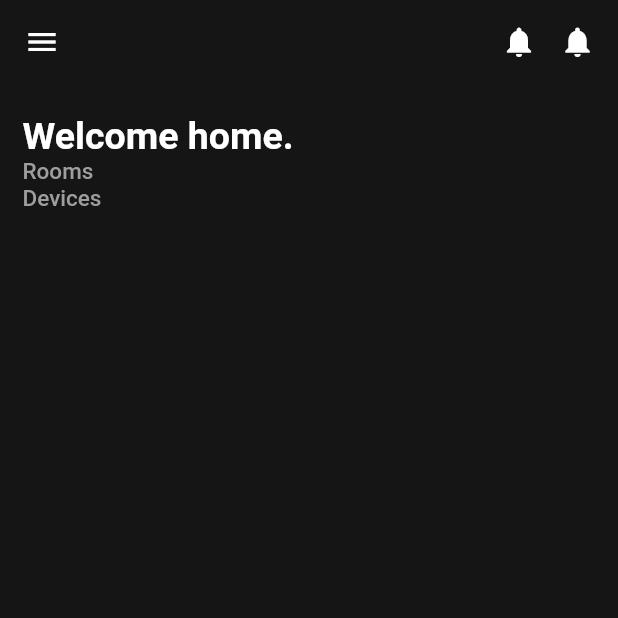
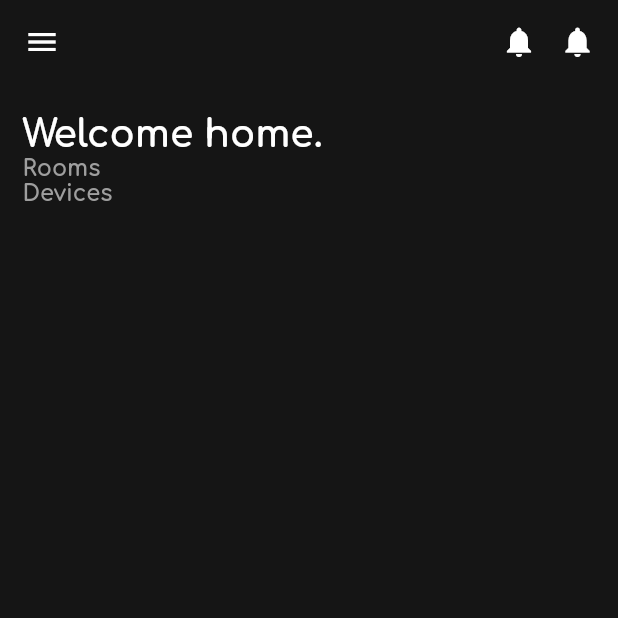
Before and after one commit to knsrmnm/flutter_smart_home_app, a Flutter app: the screen it shows after launch, on a phone screen of 412 x 824 dp, the top half of it. Run offline on Flutter 3.47's test engine with Material 2 defaults, Android fonts, the phone set to English and light mode, and no system bars.

Commit message:
add comfortaa.

```diff
--- a/lib/screen/home_screen.dart
+++ b/lib/screen/home_screen.dart
@@ -35,9 +35,16 @@ class _HomeScreenState extends State<HomeScreen> {
             child: Column(
               crossAxisAlignment: CrossAxisAlignment.start,
               children: [
-                Text("Welcome home.", style: TextStyle(fontSize: 25.0, fontWeight: FontWeight.w700, color: Colors.white)),
-                Text("Rooms", style: TextStyle(fontSize: 15.0, fontWeight: FontWeight.w500, color: Colors.grey)),
-                Text("Devices", style: TextStyle(fontSize: 15.0, fontWeight: FontWeight.w500, color: Colors.grey)),
+                Text(
+                  "Welcome home.",
+                  style: TextStyle(
+                    fontSize: 25.0,
+                    color: Colors.white,
+                    fontFamily: 'Comfortaa'
+                  ),
+                ),
+                Text("Rooms", style: TextStyle(fontSize: 15.0, fontWeight: FontWeight.w500, color: Colors.grey, fontFamily: 'Comfortaa')),
+                Text("Devices", style: TextStyle(fontSize: 15.0, fontWeight: FontWeight.w500, color: Colors.grey, fontFamily: 'Comfortaa')),
               ],
             ),
           ),
```
Also changed, not shown: pubspec.yaml (+4 -6 lines), assets/fonts/Comfortaa-Bold.ttf (added), assets/fonts/Comfortaa-SemiBold.ttf (added).
